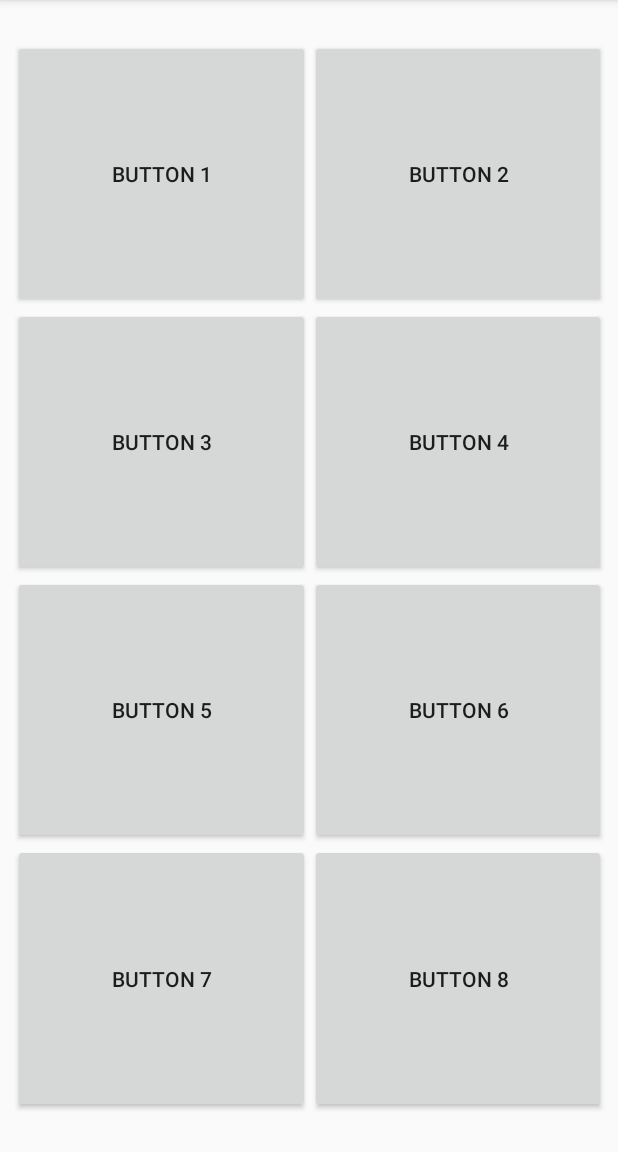
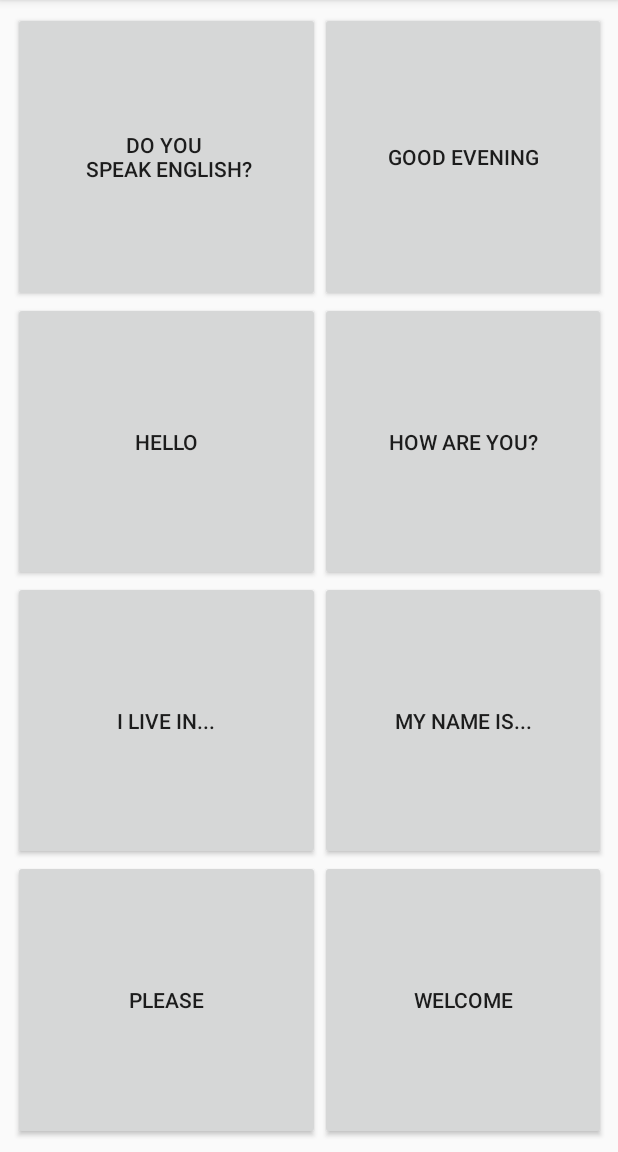
Before and after one commit to deepakrout/BasicPhraseApp, an Android app: the screen it shows after launch (MainActivity), on a phone screen of 412 x 824 dp, the part 84-1236 px from its top. Run offline under Robolectric (Android 15) with nearby library versions, the phone set to English and light mode, and no system bars.

Commit message:
Commit completed game.

```diff
--- a/app/src/main/res/layout/activity_main.xml
+++ b/app/src/main/res/layout/activity_main.xml
@@ -9,7 +9,7 @@
     <androidx.gridlayout.widget.GridLayout
         android:id="@+id/mainGridLayout"
         android:layout_width="395dp"
-        android:layout_height="715dp"
+        android:layout_height="0dp"
         android:layout_marginStart="8dp"
         android:layout_marginLeft="8dp"
         android:layout_marginTop="8dp"
@@ -27,93 +27,107 @@
             android:id="@+id/button"
             android:layout_width="wrap_content"
             android:layout_height="wrap_content"
+            android:onClick="playPhrase"
+            android:tag="button0"
             android:text="@string/button1"
             app:layout_column="0"
+            app:layout_columnWeight="1"
+            app:layout_gravity="fill"
             app:layout_row="0"
-            app:layout_gravity="fill"
-            app:layout_rowWeight="1"
-            app:layout_columnWeight="1"
-            />
+            app:layout_rowWeight="1" />
 
         <Button
             android:id="@+id/button1"
             android:layout_width="wrap_content"
             android:layout_height="wrap_content"
+            android:onClick="playPhrase"
+            android:tag="button1"
             android:text="@string/button2"
             app:layout_column="1"
+            app:layout_columnWeight="1"
+            app:layout_gravity="fill"
             app:layout_row="0"
-            app:layout_gravity="fill"
-            app:layout_rowWeight="1"
-            app:layout_columnWeight="1"/>
+            app:layout_rowWeight="1" />
 
         <Button
             android:id="@+id/button2"
             android:layout_width="wrap_content"
             android:layout_height="wrap_content"
+            android:onClick="playPhrase"
+            android:tag="button2"
             android:text="@string/button3"
             app:layout_column="0"
+            app:layout_columnWeight="1"
+            app:layout_gravity="fill"
             app:layout_row="1"
-            app:layout_gravity="fill"
-            app:layout_rowWeight="1"
-            app:layout_columnWeight="1" />
+            app:layout_rowWeight="1" />
 
 
         <Button
             android:id="@+id/button3"
             android:layout_width="wrap_content"
             android:layout_height="wrap_content"
+            android:onClick="playPhrase"
+            android:tag="button3"
             android:text="@string/button4"
             app:layout_column="1"
+            app:layout_columnWeight="1"
+            app:layout_gravity="fill"
             app:layout_row="1"
-            app:layout_gravity="fill"
-            app:layout_rowWeight="1"
-            app:layout_columnWeight="1"/>
+            app:layout_rowWeight="1" />
 
         <Button
             android:id="@+id/button4"
             android:layout_width="wrap_content"
             android:layout_height="wrap_content"
+            android:onClick="playPhrase"
+            android:tag="button4"
             android:text="@string/button5"
             app:layout_column="0"
+            app:layout_columnWeight="1"
+            app:layout_gravity="fill"
             app:layout_row="2"
-            app:layout_gravity="fill"
-            app:layout_rowWeight="1"
-            app:layout_columnWeight="1"
-            />
+            app:layout_rowWeight="1" />
 
         <Button
             android:id="@+id/button5"
             android:layout_width="wrap_content"
             android:layout_height="wrap_content"
+            android:onClick="playPhrase"
+            android:tag="button5"
             android:text="@string/button6"
             app:layout_column="1"
+            app:layout_columnWeight="1"
+            app:layout_gravity="fill"
             app:layout_row="2"
-            app:layout_gravity="fill"
-            app:layout_rowWeight="1"
-            app:layout_columnWeight="1"/>
+            app:layout_rowWeight="1" />
 
         <Button
             android:id="@+id/button6"
             android:layout_width="wrap_content"
             android:layout_height="wrap_content"
+            android:onClick="playPhrase"
+            android:tag="button6"
             android:text="@string/button7"
             app:layout_column="0"
+            app:layout_columnWeight="1"
+            app:layout_gravity="fill"
             app:layout_row="3"
-            app:layout_gravity="fill"
-            app:layout_rowWeight="1"
-            app:layout_columnWeight="1" />
+            app:layout_rowWeight="1" />
 
 
         <Button
             android:id="@+id/button7"
             android:layout_width="wrap_content"
             android:layout_height="wrap_content"
+            android:onClick="playPhrase"
+            android:tag="button7"
             android:text="@string/button8"
             app:layout_column="1"
+            app:layout_columnWeight="1"
+            app:layout_gravity="fill"
             app:layout_row="3"
-            app:layout_gravity="fill"
-            app:layout_rowWeight="1"
-            app:layout_columnWeight="1"/>
+            app:layout_rowWeight="1" />
 
 
     </androidx.gridlayout.widget.GridLayout>
--- a/app/src/main/res/values/strings.xml
+++ b/app/src/main/res/values/strings.xml
@@ -1,13 +1,11 @@
 <resources>
     <string name="app_name">GridLayoutDemo</string>
-    <string name="button1">Button 1</string>
-    <string name="button2">Button 2</string>
-    <string name="button3">Button 3</string>
-    <string name="button4">Button 4</string>
-    <string name="button5">Button 5</string>
-    <string name="button6">Button 6</string>
-    <string name="button7">Button 7</string>
-    <string name="button8">Button 8</string>
-
-
+    <string name="button1">DO YOU \n SPEAK ENGLISH?</string>
+    <string name="button2">GOOD EVENING</string>
+    <string name="button3">HELLO</string>
+    <string name="button4">HOW ARE YOU?</string>
+    <string name="button5">I LIVE IN...</string>
+    <string name="button6">MY NAME IS...</string>
+    <string name="button7">PLEASE</string>
+    <string name="button8">WELCOME</string>
 </resources>
```
Also changed, not shown: app/src/main/java/com/iappstogo/gridlayoutdemo/AudioMap.java (added, +19 -0 lines), app/src/main/java/com/iappstogo/gridlayoutdemo/MainActivity.java (+49 -0 lines), 8 other files.
